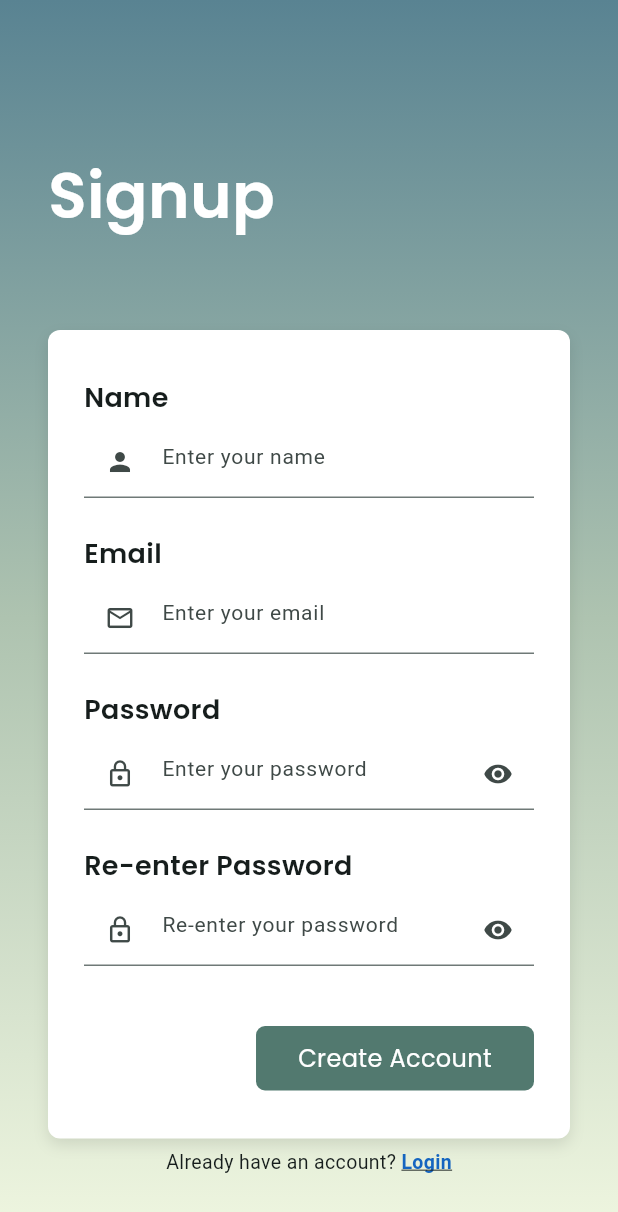
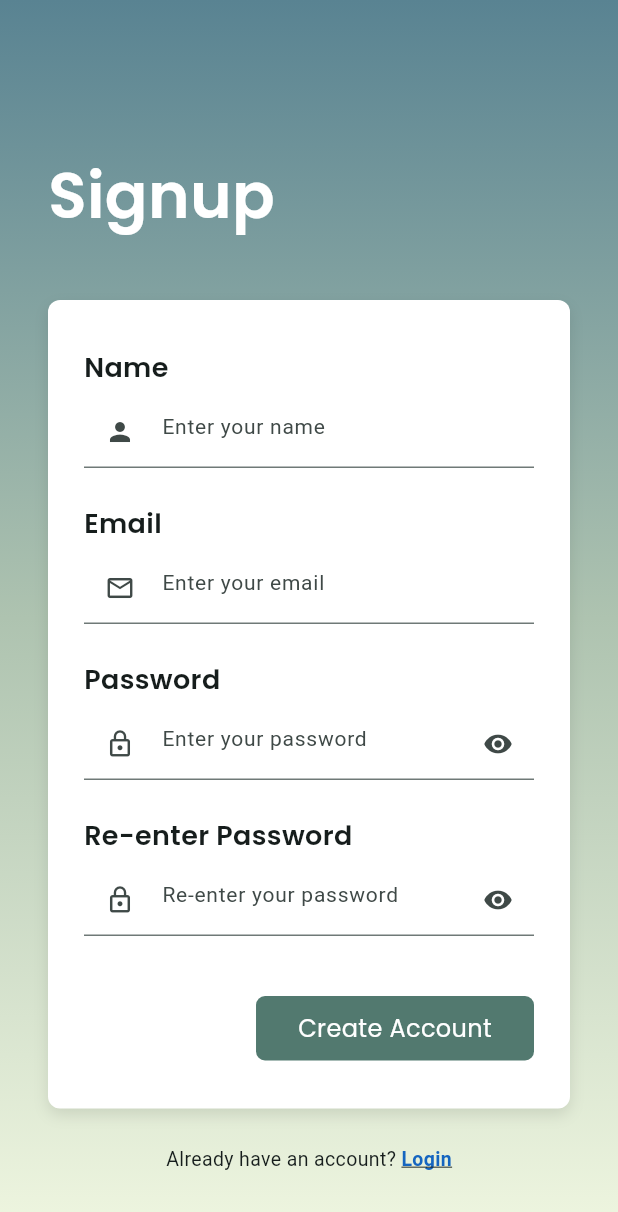
Before and after one commit to lbrown169/Codennect, a Flutter app: the RegisterPage screen opened directly, on a phone screen of 412 x 824 dp. Shown: the top 1212 px of the screen. Run offline on Flutter 3.47's test engine with Material 3 defaults, Android fonts, the phone set to English and light mode, and no system bars; our stand-ins replace dio, google_fonts, shared_preferences; accounts and stored records are empty.

Commit message:
Fixed register page

```diff
--- a/mobile/lib/pages/register_page.dart
+++ b/mobile/lib/pages/register_page.dart
@@ -32,12 +32,15 @@ class _RegisterPageState extends State<RegisterPage> {
             end: Alignment.bottomCenter,
           ),
         ),
-        child: Stack(
+        child: SingleChildScrollView(
+          padding: const EdgeInsets.only(top: 100, bottom: 40),
+          child: Column(
             children: [
               // Login title at the top
-            const Positioned(
-              top: 100,
-              left: 32,
+              const Padding(
+                padding: EdgeInsets.only(left: 32),
+                child: Align(
+                  alignment: Alignment.centerLeft,
                   child: Text(
                     'Signup',
                     style: TextStyle(
@@ -48,12 +51,11 @@ class _RegisterPageState extends State<RegisterPage> {
                     ),
                   ),
                 ),
-
+              ),
+              const SizedBox(height: 40),
               // white login box in the center
-            Positioned(
-              top: 220,
-              left: 32,
-              right: 32,
+              Padding(
+                padding: const EdgeInsets.symmetric(horizontal: 32),
                 child: Container(
                   padding: const EdgeInsets.symmetric(
                     horizontal: 24,
@@ -211,13 +213,16 @@ class _RegisterPageState extends State<RegisterPage> {
                               errorMessage = "";
                             });
 
-      if (email.isEmpty || name.isEmpty || password.isEmpty || password2.isEmpty) {
+                            if (email.isEmpty ||
+                                name.isEmpty ||
+                                password.isEmpty ||
+                                password2.isEmpty) {
                               setState(() {
                                 errorMessage = "Please fill out all fields.";
                               });
 
-  final passwordRegex =
-      RegExp(r'^(?=.*[0-9])(?=.*[!@#\$&*~])[A-Za-z\d!@#\$&*~]{8,}$');
+                              final passwordRegex = RegExp(
+                                  r'^(?=.*[0-9])(?=.*[!@#\$&*~])[A-Za-z\d!@#\$&*~]{8,}$');
 
                               if (!passwordRegex.hasMatch(password)) {
                                 setState(() {
@@ -238,19 +243,25 @@ class _RegisterPageState extends State<RegisterPage> {
 
                             try {
                               final authService = AuthService();
-    final response = await authService.registerUser(email);
+                              final response =
+                                  await authService.registerUser(email);
 
                               if (response['success']) {
                                 ScaffoldMessenger.of(context).showSnackBar(
-        const SnackBar(content: Text('Check Your Email to Finish Signing Up')),
+                                  const SnackBar(
+                                      content: Text(
+                                          'Check Your Email to Finish Signing Up')),
                                 );
                                 Navigator.pushReplacement(
                                   context,
-        MaterialPageRoute(builder: (context) => const LoginPage()),
+                                  MaterialPageRoute(
+                                      builder: (context) => const LoginPage()),
                                 );
                               } else {
                                 ScaffoldMessenger.of(context).showSnackBar(
-        SnackBar(content: Text('Error: ${response['error']}')),
+                                  SnackBar(
+                                      content:
+                                          Text('Error: ${response['error']}')),
                                 );
                               }
                             } catch (e) {
@@ -284,20 +295,13 @@ class _RegisterPageState extends State<RegisterPage> {
                   ),
                 ),
               ),
-
+              const SizedBox(height: 24),
               //Login redirect at the bottom
-            Positioned(
-              bottom: 40,
-              left: 0,
-              right: 0,
-              child: Center(
-                child: Row(
+              Row(
                 mainAxisAlignment: MainAxisAlignment.center,
                 children: [
-                    const Text(
-                      "Already have an account? ",
-                      style: TextStyle(fontSize: 13),
-                    ),
+                  const Text("Already have an account? ",
+                      style: TextStyle(fontSize: 13)),
                   GestureDetector(
                     onTap: () {
                       Navigator.push(
@@ -318,9 +322,9 @@ class _RegisterPageState extends State<RegisterPage> {
                   ),
                 ],
               ),
+              const SizedBox(height: 40),
+            ],
           ),
-            ),
-          ],
         ),
       ),
     );
```
Lines whose indentation alone changed are shown as unchanged.
